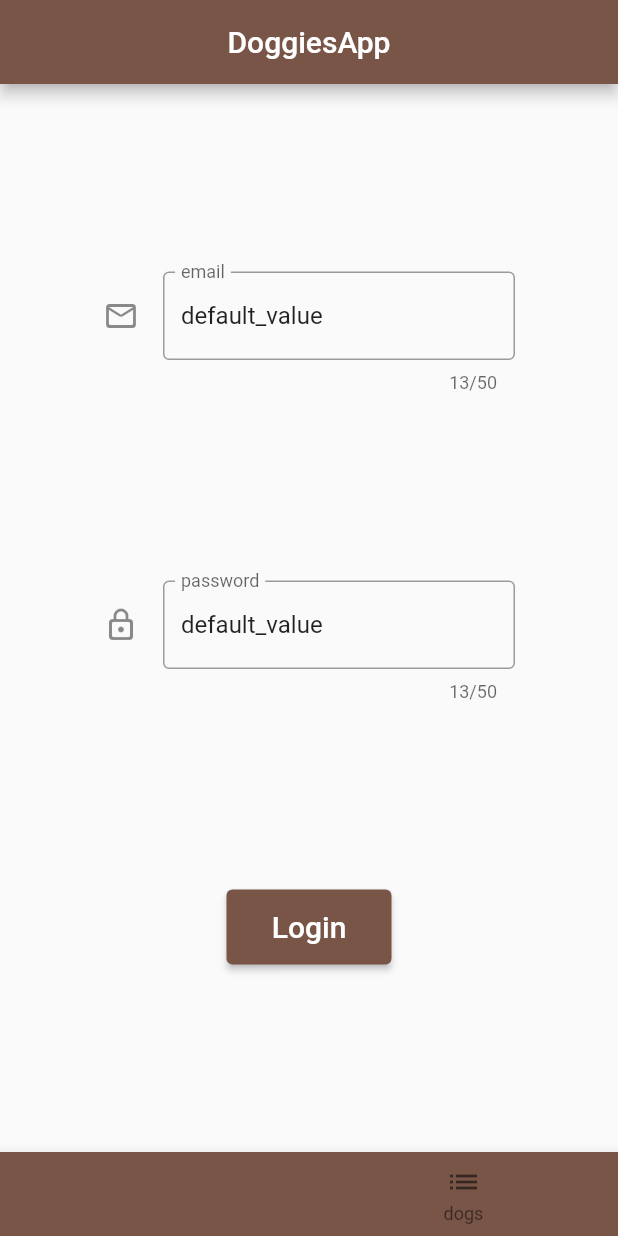
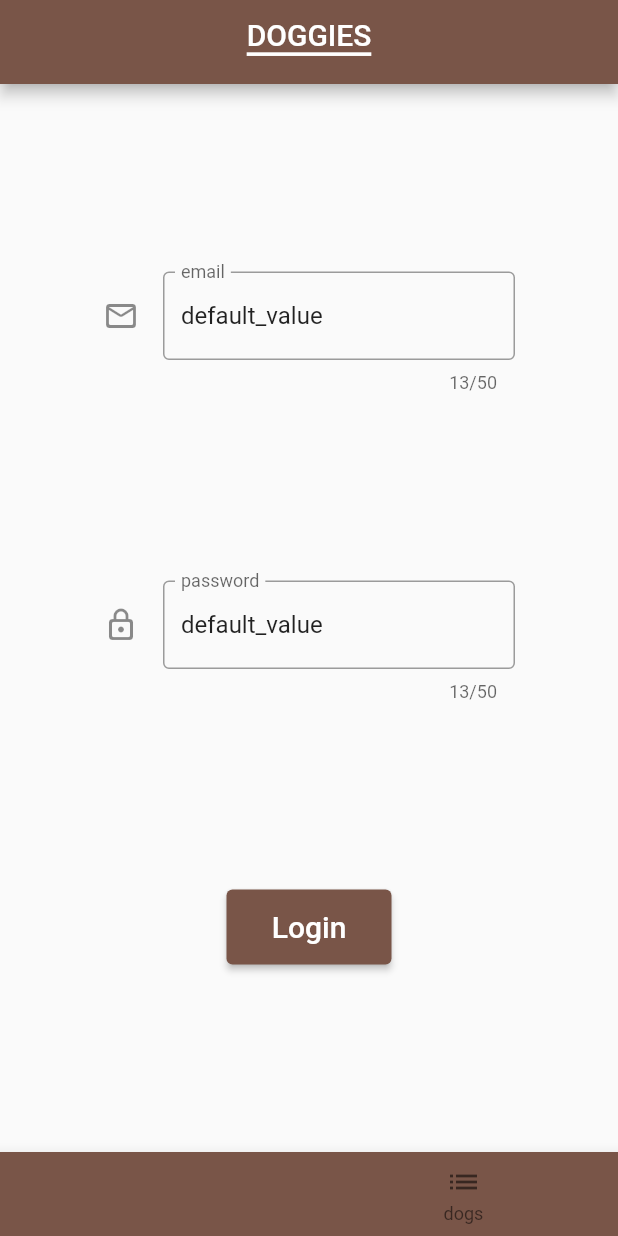
Before and after one commit to VictorGsell/doggies_app, a Flutter app: the screen it shows after launch, on a phone screen of 412 x 824 dp. Run offline on Flutter 3.47's test engine with Material 2 defaults, Android fonts, the phone set to English and light mode, and no system bars; our stand-ins replace dio, retrofit; generated files the repository leaves out were written again.

Commit message:
Modified AppBar title
Type: feat

Description: Made AppBar title prettier by capitalizing it and adding a spaced underline.

```diff
--- a/lib/pages/home_page.dart
+++ b/lib/pages/home_page.dart
@@ -11,7 +11,7 @@ class HomePage extends StatefulWidget {
 
 class HomePageState extends State<HomePage> {
   int _currentIndex = 0;
-  String _title = 'DoggiesApp';
+  final String _title = 'DOGGIES';
   final List<Widget> _children = [
     LoginTab(),
     DogsTab()
@@ -21,7 +21,22 @@ class HomePageState extends State<HomePage> {
   Widget build(BuildContext context) {
     return Scaffold(
       appBar: AppBar(
-        title: Center(child: Text('$_title')),
+        title: Center(child:
+        Text('$_title',
+          style: TextStyle(
+            shadows: [
+              Shadow(
+                color: Colors.white,
+                offset: Offset(0, -5)
+              )
+            ],
+            color: Colors.transparent,
+            decoration: TextDecoration.underline,
+            decorationColor: Colors.white,
+            decorationThickness: 2.5,
+          ),
+        )
+        ),
       ),
       bottomNavigationBar: Theme(
         data: Theme.of(context).copyWith(
```
